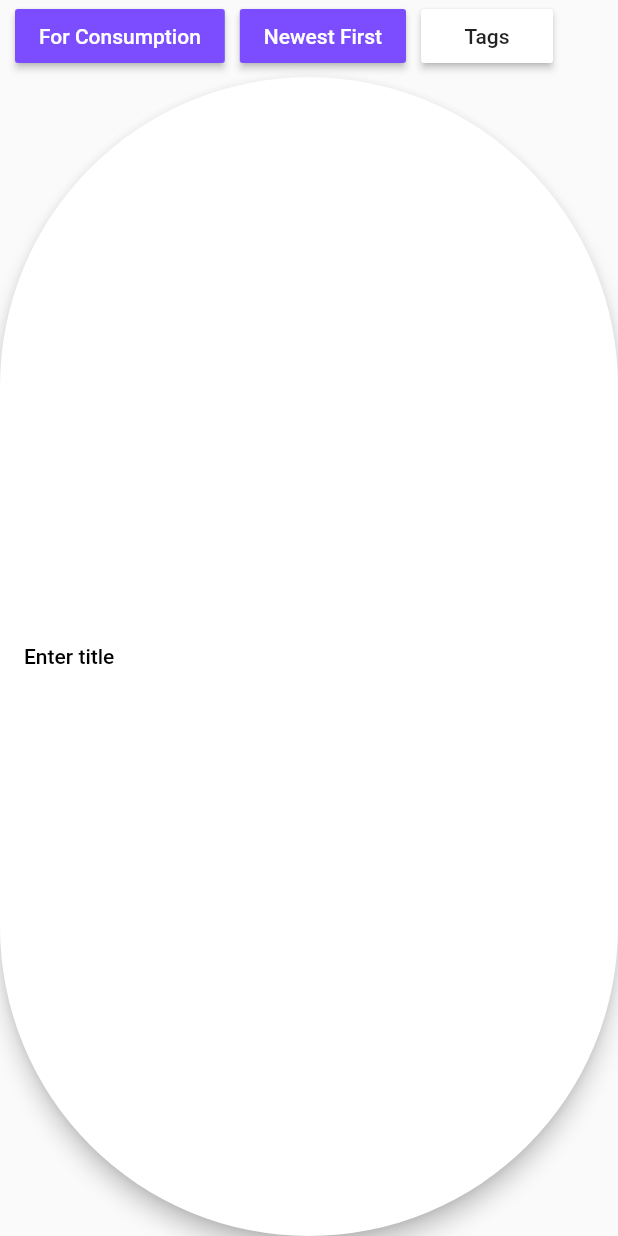
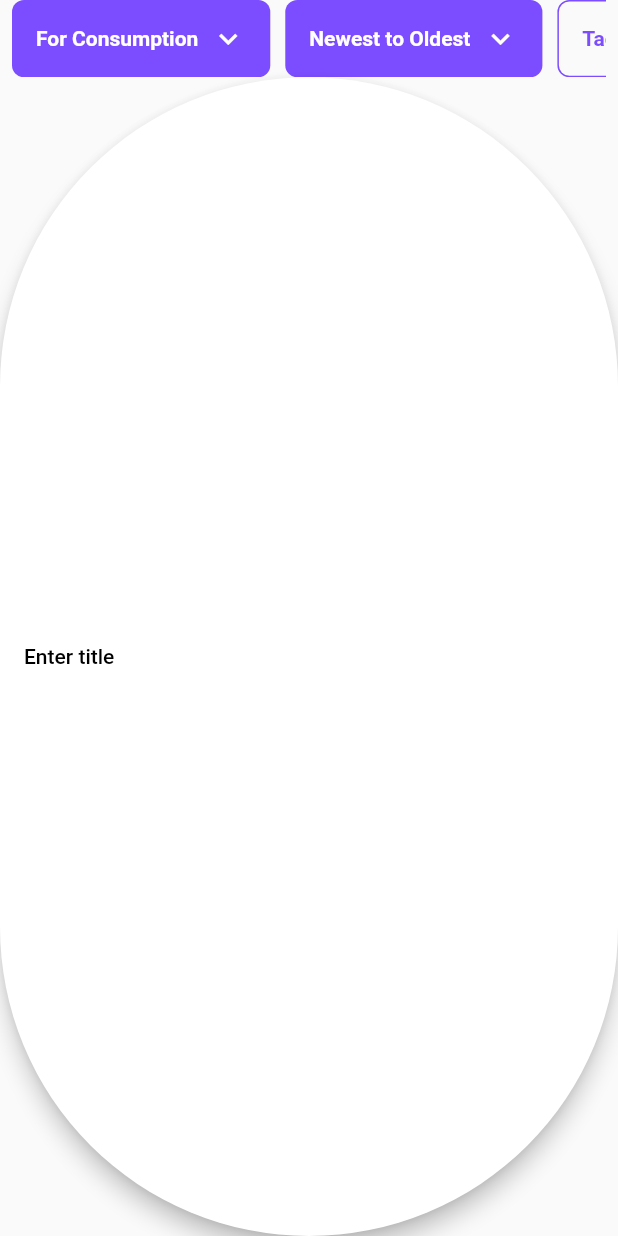
Before and after one commit to joshwingreene/interestopia-mobile, a Flutter app: the screen it shows once a user with an empty profile is signed in, on a phone screen of 412 x 824 dp. Run offline on Flutter 3.47's test engine with Material 2 defaults, Android fonts, the phone set to English and light mode, and no system bars; our stand-ins replace cloud_firestore, firebase_auth, flutter_spinkit; missing offline and left inert: flappy_search_bar; accounts and stored records are empty.

Commit message:
Implemented the horizontal listview of buttons
Later: Add the ability for the buttons to change colors when they are in different states

```diff
--- a/lib/screens/search/search.dart
+++ b/lib/screens/search/search.dart
@@ -31,6 +31,59 @@ class _SearchState extends State<Search> {
   Future getSavedItems(String uid) async {
 
     return await DatabaseService(uid: uid).getSavedItemListFromFirebase();
+  }
+
+  void tapConsumptionVsReferenceToggle() {
+    print('For Consumption vs Reference toggle');
+  }
+
+  void tapDateTimeSortToggle() {
+    print('DateTimeSaved toggle');
+  }
+
+  void tapTagSelector() { // Should support multiple tags being selected
+    print('Tag Selector button');
+  }
+
+  void tapTopicSelector() { // Only support one topic being selected
+    print('Topic Selector button');
+  }
+
+  void tapMediaTypeSelector() { // Only support one media type being selected
+    print('Media Type Selector button');
+  }
+
+  void tapFavoritedToggle() {
+    print('Favorited toggle');
+  }
+
+  void tapArchivedToggle() {
+    print('Archived toggle');
+  }
+
+  FlatButton buildHorizontalOptionButton({String title, bool hasCaret, bool hasStartingValue, IconData icon, Function f}) {
+    return FlatButton(
+      color: hasStartingValue ? Colors.deepPurpleAccent : Colors.transparent,
+      onPressed: () => f(),
+      child: hasCaret ? Row(
+        children: <Widget>[
+          Text(
+            title,
+            style: TextStyle(
+              fontWeight: FontWeight.bold,
+              color: hasStartingValue ? Colors.white : Colors.deepPurpleAccent),
+          ),
+          SizedBox(width: 8),
+          Icon(Icons.keyboard_arrow_down, color: hasStartingValue ? Colors.white : Colors.deepPurpleAccent)
+        ],
+      ) : Icon(
+          icon,
+          color: Colors.deepPurpleAccent,
+      ),
+      shape: RoundedRectangleBorder(
+          borderRadius: BorderRadius.circular(8),
+          side: BorderSide(color: hasStartingValue ? Colors.transparent : Colors.deepPurpleAccent),
+    ));
   }
 
   FlatButton buildClickableListItem(int index, [SavedItem item]) {
@@ -92,47 +145,29 @@ class _SearchState extends State<Search> {
           children: <Widget>[
             Expanded(
               flex: 1,
-              child: Column(
-                mainAxisSize: MainAxisSize.min,
-                children: <Widget>[
-                  Row(
+              child: Padding(
+                padding: const EdgeInsets.fromLTRB(8, 0, 8, 0),
+                child: Container(
+                  height: 100,
+                  child: ListView(
+                    scrollDirection: Axis.horizontal,
                     children: <Widget>[
-                      SizedBox(
-                          width: 10
-                      ),
-                      RaisedButton(
-                          onPressed: () => print('Consumption vs Reference Toggle'),
-                          child: Text(
-                              'For Consumption',
-                              style: TextStyle(
-                                  color: Colors.white
-                              )),
-                          color: Colors.deepPurpleAccent
-                      ),
-                      SizedBox(
-                          width: 10
-                      ),
-                      RaisedButton(
-                          onPressed: () => print('Sort based on dataSaved'),
-                          child: Text(
-                              'Newest First',
-                              style: TextStyle(
-                                  color: Colors.white
-                              )
-                          ),
-                          color: Colors.deepPurpleAccent
-                      ),
-                      SizedBox(
-                          width: 10
-                      ),
-                      RaisedButton(
-                          onPressed: () => print('Consumption vs Reference Toggle'),
-                          child: Text('Tags'),
-                          color: Colors.white
-                      )
+                      buildHorizontalOptionButton(title: 'For Consumption', hasCaret: true, hasStartingValue: true, f: tapConsumptionVsReferenceToggle),
+                      SizedBox(width: 10),
+                      buildHorizontalOptionButton(title: 'Newest to Oldest', hasCaret: true, hasStartingValue: true, f: tapDateTimeSortToggle),
+                      SizedBox (width: 10),
+                      buildHorizontalOptionButton(title: 'Tag', hasCaret: true, hasStartingValue: false, f: tapTagSelector),
+                      SizedBox (width: 10),
+                      buildHorizontalOptionButton(title: 'Topic', hasCaret: true, hasStartingValue: false, f: tapTopicSelector),
+                      SizedBox (width: 10),
+                      buildHorizontalOptionButton(title: 'Media Type', hasCaret: true, hasStartingValue: false, f: tapMediaTypeSelector),
+                      SizedBox (width: 10),
+                      buildHorizontalOptionButton(title: 'Favorite', hasCaret: false, hasStartingValue: false, icon: Icons.star, f: tapFavoritedToggle),
+                      SizedBox (width: 10),
+                      buildHorizontalOptionButton(title: 'Archived', hasCaret: false, hasStartingValue: false, icon: Icons.check, f: tapArchivedToggle)
                     ],
-                  ),
-                ],
+                  )
+                ),
               )
             ),
             Expanded( // The quick, baby pool fix is to change the mainAxisSize of theRow/Column to MainAxisSize.min, then wrap the child that wants to be infinitely large in an Expanded. - https://medium.com/flutter-community/flutter-deep-dive-part-1-renderflex-children-have-non-zero-flex-e25ffcf7c272
```
